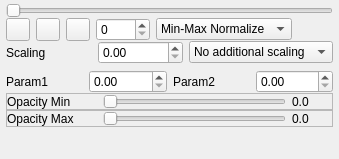
The window that Modules/Bundles/org.mitk.gui.qt.diffusionimaging/src/internal/QmitkControlVisualizationPropertiesViewControls.ui (MITK/MITK) describes before a commit, drawn with Qt 5.
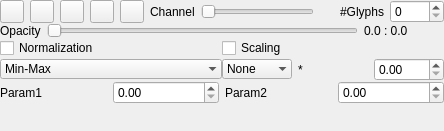
The same window after the commit. Custom widgets are drawn as their Qt base class.

Patch:
```diff
--- a/Modules/Bundles/org.mitk.gui.qt.diffusionimaging/src/internal/QmitkControlVisualizationPropertiesViewControls.ui
+++ b/Modules/Bundles/org.mitk.gui.qt.diffusionimaging/src/internal/QmitkControlVisualizationPropertiesViewControls.ui
@@ -6,8 +6,8 @@
    <rect>
     <x>0</x>
     <y>0</y>
-    <width>339</width>
-    <height>159</height>
+    <width>444</width>
+    <height>131</height>
    </rect>
   </property>
   <property name="sizePolicy">
@@ -29,30 +29,17 @@
    <property name="spacing">
     <number>0</number>
    </property>
-   <property name="leftMargin">
-    <number>6</number>
+   <property name="margin">
+    <number>0</number>
    </property>
-   <property name="topMargin">
-    <number>3</number>
-   </property>
-   <property name="rightMargin">
-    <number>6</number>
-   </property>
-   <property name="bottomMargin">
-    <number>3</number>
-   </property>
-   <item>
-    <widget class="QSlider" name="m_DisplayIndex">
-     <property name="maximum">
-      <number>300</number>
-     </property>
-     <property name="orientation">
-      <enum>Qt::Horizontal</enum>
-     </property>
-    </widget>
-   </item>
    <item>
     <widget class="QFrame" name="frame_2">
+     <property name="sizePolicy">
+      <sizepolicy hsizetype="Expanding" vsizetype="Preferred">
+       <horstretch>0</horstretch>
+       <verstretch>0</verstretch>
+      </sizepolicy>
+     </property>
      <property name="frameShape">
       <enum>QFrame::NoFrame</enum>
      </property>
@@ -60,13 +47,7 @@
       <enum>QFrame::Raised</enum>
      </property>
      <layout class="QHBoxLayout" name="horizontalLayout_2">
-      <property name="leftMargin">
-       <number>0</number>
-      </property>
-      <property name="topMargin">
-       <number>0</number>
-      </property>
-      <property name="bottomMargin">
+      <property name="margin">
        <number>0</number>
       </property>
       <item>
@@ -118,48 +99,140 @@
        </widget>
       </item>
       <item>
-       <widget class="QSpinBox" name="m_ShowMaxNumber">
+       <widget class="QToolButton" name="m_VisibleOdfsON_S">
+        <property name="toolTip">
+         <string comment="Toggle visibility of ODF glyphs" extracomment="Toggle visibility of ODF glyphs">Toggle visibility of ODF glyphs</string>
+        </property>
+        <property name="statusTip">
+         <string comment="Toggle visibility of ODF glyphs" extracomment="Toggle visibility of ODF glyphs">Toggle visibility of ODF glyphs</string>
+        </property>
+        <property name="whatsThis">
+         <string comment="Toggle visibility of ODF glyphs" extracomment="Toggle visibility of ODF glyphs">Toggle visibility of ODF glyphs</string>
+        </property>
+        <property name="text">
+         <string/>
+        </property>
+       </widget>
+      </item>
+      <item>
+       <widget class="QToolButton" name="m_VisibleOdfsON_C">
+        <property name="toolTip">
+         <string comment="Toggle visibility of ODF glyphs" extracomment="Toggle visibility of ODF glyphs">Toggle visibility of ODF glyphs</string>
+        </property>
+        <property name="statusTip">
+         <string comment="Toggle visibility of ODF glyphs" extracomment="Toggle visibility of ODF glyphs">Toggle visibility of ODF glyphs</string>
+        </property>
+        <property name="whatsThis">
+         <string comment="Toggle visibility of ODF glyphs" extracomment="Toggle visibility of ODF glyphs">Toggle visibility of ODF glyphs</string>
+        </property>
+        <property name="text">
+         <string/>
+        </property>
+       </widget>
+      </item>
+      <item>
+       <widget class="QLabel" name="label_channel">
+        <property name="text">
+         <string>Channel</string>
+        </property>
+       </widget>
+      </item>
+      <item>
+       <widget class="QSlider" name="m_DisplayIndex">
         <property name="maximum">
-         <number>9999</number>
+         <number>300</number>
         </property>
+        <property name="orientation">
+         <enum>Qt::Horizontal</enum>
+        </property>
        </widget>
       </item>
       <item>
-       <widget class="QComboBox" name="m_NormalizationDropdown">
-        <item>
-         <property name="text">
-          <string>Min-Max Normalize</string>
+       <widget class="QFrame" name="m_NumberGlyphsFrame">
+        <property name="frameShape">
+         <enum>QFrame::NoFrame</enum>
+        </property>
+        <property name="frameShadow">
+         <enum>QFrame::Plain</enum>
+        </property>
+        <layout class="QHBoxLayout" name="horizontalLayout_6">
+         <property name="margin">
+          <number>0</number>
          </property>
-        </item>
-        <item>
-         <property name="text">
-          <string>Max Normalize</string>
-         </property>
-        </item>
-        <item>
-         <property name="text">
-          <string>No Normalization</string>
-         </property>
-        </item>
-        <item>
-         <property name="text">
-          <string>Global-Max Norm.</string>
-         </property>
-        </item>
+         <item>
+          <spacer name="horizontalSpacer">
+           <property name="orientation">
+            <enum>Qt::Horizontal</enum>
+           </property>
+           <property name="sizeHint" stdset="0">
+            <size>
+             <width>20</width>
+             <height>20</height>
+            </size>
+           </property>
+          </spacer>
+         </item>
+         <item>
+          <widget class="QLabel" name="label_glyphs">
+           <property name="text">
+            <string>#Glyphs</string>
+           </property>
+          </widget>
+         </item>
+         <item>
+          <widget class="QSpinBox" name="m_ShowMaxNumber">
+           <property name="maximum">
+            <number>9999</number>
+           </property>
+          </widget>
+         </item>
+        </layout>
        </widget>
       </item>
+     </layout>
+    </widget>
+   </item>
+   <item>
+    <widget class="QFrame" name="OpacMinFrame">
+     <property name="frameShape">
+      <enum>QFrame::NoFrame</enum>
+     </property>
+     <property name="frameShadow">
+      <enum>QFrame::Plain</enum>
+     </property>
+     <layout class="QHBoxLayout" name="horizontalLayout_4">
+      <property name="margin">
+       <number>0</number>
+      </property>
       <item>
-       <spacer name="horizontalSpacer">
+       <widget class="QLabel" name="label_4">
+        <property name="text">
+         <string>Opacity</string>
+        </property>
+       </widget>
+      </item>
+      <item>
+       <widget class="QmitkFloatingPointSpanSlider" name="m_OpacitySlider">
+        <property name="maximum">
+         <number>100</number>
+        </property>
         <property name="orientation">
          <enum>Qt::Horizontal</enum>
         </property>
-        <property name="sizeHint" stdset="0">
+       </widget>
+      </item>
+      <item>
+       <widget class="QLabel" name="m_OpacityMinFaLabel">
+        <property name="minimumSize">
          <size>
-          <width>40</width>
-          <height>20</height>
+          <width>80</width>
+          <height>0</height>
          </size>
         </property>
-       </spacer>
+        <property name="text">
+         <string>0.0 : 0.0</string>
+        </property>
+       </widget>
       </item>
      </layout>
     </widget>
@@ -173,6 +246,9 @@
       <enum>QFrame::Raised</enum>
      </property>
      <layout class="QVBoxLayout" name="verticalLayout_2">
+      <property name="spacing">
+       <number>0</number>
+      </property>
       <property name="margin">
        <number>0</number>
       </property>
@@ -184,43 +260,117 @@
         <property name="frameShadow">
          <enum>QFrame::Raised</enum>
         </property>
-        <layout class="QHBoxLayout" name="horizontalLayout_3">
+        <layout class="QGridLayout" name="gridLayout">
          <property name="margin">
           <number>0</number>
          </property>
-         <item>
-          <widget class="QLabel" name="label">
-           <property name="sizePolicy">
-            <sizepolicy hsizetype="Preferred" vsizetype="Preferred">
-             <horstretch>0</horstretch>
-             <verstretch>0</verstretch>
-            </sizepolicy>
+         <property name="spacing">
+          <number>0</number>
+         </property>
+         <item row="1" column="1">
+          <widget class="QFrame" name="m_ScalingFrame">
+           <property name="frameShape">
+            <enum>QFrame::NoFrame</enum>
            </property>
+           <property name="frameShadow">
+            <enum>QFrame::Plain</enum>
+           </property>
+           <layout class="QHBoxLayout" name="horizontalLayout_3">
+            <property name="margin">
+             <number>0</number>
+            </property>
+            <item>
+             <widget class="QComboBox" name="m_AdditionalScaling">
+              <property name="frame">
+               <bool>false</bool>
+              </property>
+              <item>
+               <property name="text">
+                <string>None</string>
+               </property>
+              </item>
+              <item>
+               <property name="text">
+                <string>By GFA</string>
+               </property>
+              </item>
+              <item>
+               <property name="text">
+                <string>By ASR</string>
+               </property>
+              </item>
+             </widget>
+            </item>
+            <item>
+             <widget class="QLabel" name="label">
+              <property name="text">
+               <string>*</string>
+              </property>
+             </widget>
+            </item>
+            <item>
+             <widget class="QDoubleSpinBox" name="m_ScalingFactor"/>
+            </item>
+           </layout>
+          </widget>
+         </item>
+         <item row="0" column="0">
+          <widget class="QCheckBox" name="m_NormalizationCheckbox">
+           <property name="text">
+            <string>Normalization</string>
+           </property>
+          </widget>
+         </item>
+         <item row="0" column="1">
+          <widget class="QCheckBox" name="m_ScalingCheckbox">
            <property name="text">
             <string>Scaling</string>
            </property>
           </widget>
          </item>
-         <item>
-          <widget class="QDoubleSpinBox" name="m_ScalingFactor"/>
-         </item>
-         <item>
-          <widget class="QComboBox" name="m_AdditionalScaling">
-           <item>
-            <property name="text">
-             <string>No additional scaling</string>
+         <item row="1" column="0">
+          <widget class="QFrame" name="m_NormalizationFrame">
+           <property name="frameShape">
+            <enum>QFrame::NoFrame</enum>
+           </property>
+           <property name="frameShadow">
+            <enum>QFrame::Plain</enum>
+           </property>
+           <layout class="QHBoxLayout" name="horizontalLayout_5">
+            <property name="spacing">
+             <number>0</number>
             </property>
-           </item>
-           <item>
-            <property name="text">
-             <string>Scale by GFA</string>
+            <property name="margin">
+             <number>0</number>
             </property>
-           </item>
-           <item>
-            <property name="text">
-             <string>Scale by ASR</string>
-            </property>
-           </item>
+            <item>
+             <widget class="QComboBox" name="m_NormalizationDropdown">
+              <property name="frame">
+               <bool>false</bool>
+              </property>
+              <item>
+               <property name="text">
+                <string>Min-Max</string>
+               </property>
+              </item>
+              <item>
+               <property name="text">
+                <string>Max</string>
+               </property>
+              </item>
+              <item>
+               <property name="text">
+                <string>None</string>
+               </property>
+              </item>
+              <item>
+               <property name="text">
+                <string>Global-Max</string>
+               </property>
+              </item>
+             </widget>
+            </item>
+           </layout>
           </widget>
          </item>
         </layout>
@@ -272,108 +422,6 @@
      </layout>
     </widget>
    </item>
-   <item>
-    <widget class="QFrame" name="OpacMinFrame">
-     <property name="frameShape">
-      <enum>QFrame::StyledPanel</enum>
-     </property>
-     <property name="frameShadow">
-      <enum>QFrame::Raised</enum>
-     </property>
-     <layout class="QHBoxLayout" name="horizontalLayout_4">
-      <property name="margin">
-       <number>0</number>
-      </property>
-      <item>
-       <widget class="QLabel" name="label_4">
-        <property name="minimumSize">
-         <size>
-          <width>90</width>
-          <height>0</height>
-         </size>
-        </property>
-        <property name="text">
-         <string>Opacity Min</string>
-        </property>
-       </widget>
-      </item>
-      <item>
-       <widget class="QSlider" name="m_OpacityMinFa">
-        <property name="maximum">
-         <number>100</number>
-        </property>
-        <property name="orientation">
-         <enum>Qt::Horizontal</enum>
-        </property>
-       </widget>
-      </item>
-      <item>
-       <widget class="QLabel" name="m_OpacityMinFaLabel">
-        <property name="minimumSize">
-         <size>
-          <width>40</width>
-          <height>0</height>
-         </size>
-        </property>
-        <property name="text">
-         <string>0.0</string>
-        </property>
-       </widget>
-      </item>
-     </layout>
-    </widget>
-   </item>
-   <item>
-    <widget class="QFrame" name="OpacMaxFrame">
-     <property name="frameShape">
-      <enum>QFrame::StyledPanel</enum>
-     </property>
-     <property name="frameShadow">
-      <enum>QFrame::Raised</enum>
-     </property>
-     <layout class="QHBoxLayout" name="horizontalLayout_5">
-      <property name="margin">
-       <number>0</number>
-      </property>
-      <item>
-       <widget class="QLabel" name="label_5">
-        <property name="minimumSize">
-         <size>
-          <width>90</width>
-          <height>0</height>
-         </size>
-        </property>
-        <property name="text">
-         <string>Opacity Max</string>
-        </property>
-       </widget>
-      </item>
-      <item>
-       <widget class="QSlider" name="m_OpacityMaxFa">
-        <property name="maximum">
-         <number>100</number>
-        </property>
-        <property name="orientation">
-         <enum>Qt::Horizontal</enum>
-        </property>
-       </widget>
-      </item>
-      <item>
-       <widget class="QLabel" name="m_OpacityMaxFaLabel">
-        <property name="minimumSize">
-         <size>
-          <width>40</width>
-          <height>0</height>
-         </size>
-        </property>
-        <property name="text">
-         <string>0.0</string>
-        </property>
-       </widget>
-      </item>
-     </layout>
-    </widget>
-   </item>
    <item>
     <spacer name="spacer1">
      <property name="orientation">
@@ -393,6 +441,13 @@
   </layout>
  </widget>
  <layoutdefault spacing="6" margin="11"/>
+ <customwidgets>
+  <customwidget>
+   <class>QmitkFloatingPointSpanSlider</class>
+   <extends>QSlider</extends>
+   <header>QmitkFloatingPointSpanSlider.h</header>
+  </customwidget>
+ </customwidgets>
  <includes>
   <include location="local">QmitkDataStorageComboBox.h</include>
  </includes>
```
Left out of the diff: 4 changed lines with no effect on the pictures.
